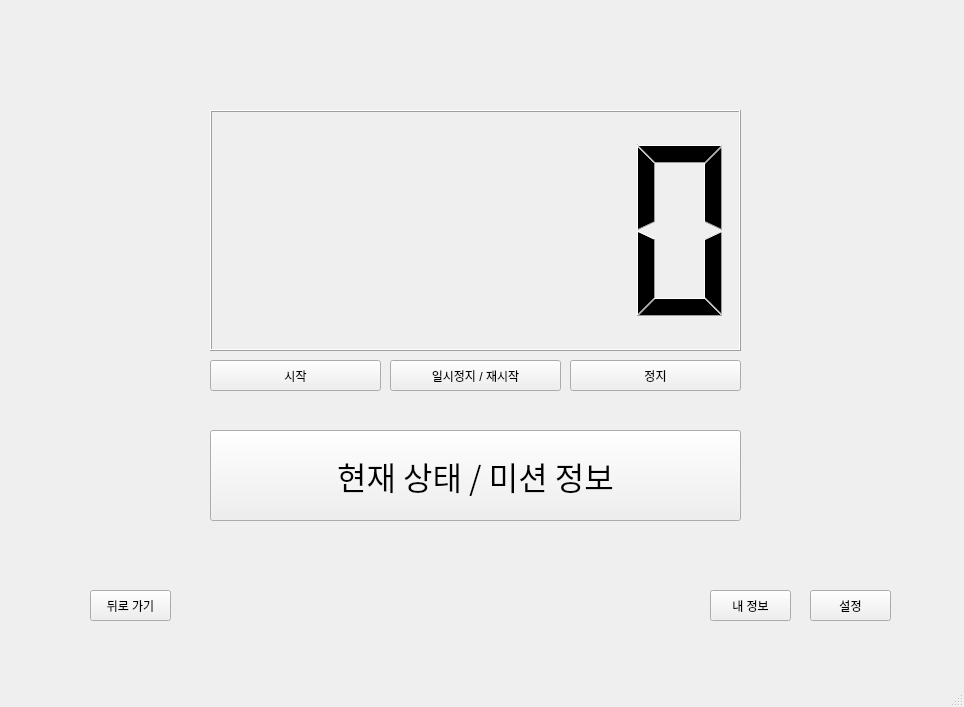
Qt form layout/timer.ui (idkim97/Studium) before a commit.
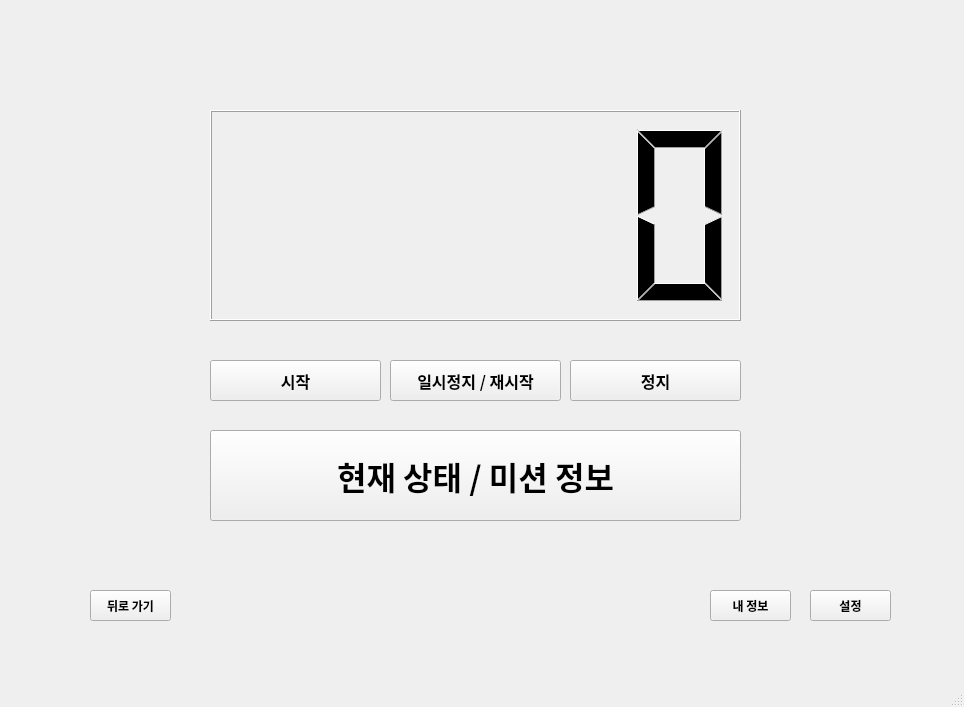
The same form after that commit.

Patch:
```diff
--- a/layout/timer.ui
+++ b/layout/timer.ui
@@ -20,7 +20,7 @@
       <x>210</x>
       <y>110</y>
       <width>531</width>
-      <height>241</height>
+      <height>211</height>
      </rect>
     </property>
    </widget>
@@ -30,9 +30,17 @@
       <x>210</x>
       <y>360</y>
       <width>171</width>
-      <height>31</height>
+      <height>41</height>
      </rect>
     </property>
+    <property name="font">
+     <font>
+      <family>IM혜민 Bold</family>
+      <pointsize>12</pointsize>
+      <weight>75</weight>
+      <bold>true</bold>
+     </font>
+    </property>
     <property name="text">
      <string>시작</string>
     </property>
@@ -43,9 +51,17 @@
       <x>390</x>
       <y>360</y>
       <width>171</width>
-      <height>31</height>
+      <height>41</height>
      </rect>
     </property>
+    <property name="font">
+     <font>
+      <family>IM혜민 Bold</family>
+      <pointsize>12</pointsize>
+      <weight>75</weight>
+      <bold>true</bold>
+     </font>
+    </property>
     <property name="text">
      <string>일시정지 / 재시작</string>
     </property>
@@ -56,9 +72,17 @@
       <x>570</x>
       <y>360</y>
       <width>171</width>
-      <height>31</height>
+      <height>41</height>
      </rect>
     </property>
+    <property name="font">
+     <font>
+      <family>IM혜민 Bold</family>
+      <pointsize>12</pointsize>
+      <weight>75</weight>
+      <bold>true</bold>
+     </font>
+    </property>
     <property name="text">
      <string>정지</string>
     </property>
@@ -74,8 +98,10 @@
     </property>
     <property name="font">
      <font>
-      <family>Agency FB</family>
+      <family>IM혜민 Bold</family>
       <pointsize>24</pointsize>
+      <weight>75</weight>
+      <bold>true</bold>
      </font>
     </property>
     <property name="text">
@@ -91,6 +117,13 @@
       <height>31</height>
      </rect>
     </property>
+    <property name="font">
+     <font>
+      <family>IM혜민 Bold</family>
+      <weight>75</weight>
+      <bold>true</bold>
+     </font>
+    </property>
     <property name="text">
      <string>내 정보</string>
     </property>
@@ -104,6 +137,13 @@
       <height>31</height>
      </rect>
     </property>
+    <property name="font">
+     <font>
+      <family>IM혜민 Bold</family>
+      <weight>75</weight>
+      <bold>true</bold>
+     </font>
+    </property>
     <property name="text">
      <string>설정</string>
     </property>
@@ -117,6 +157,13 @@
       <height>31</height>
      </rect>
     </property>
+    <property name="font">
+     <font>
+      <family>IM혜민 Bold</family>
+      <weight>75</weight>
+      <bold>true</bold>
+     </font>
+    </property>
     <property name="text">
      <string>뒤로 가기</string>
     </property>
```
Left out of the diff: 16 changed lines with no effect on the pictures.
